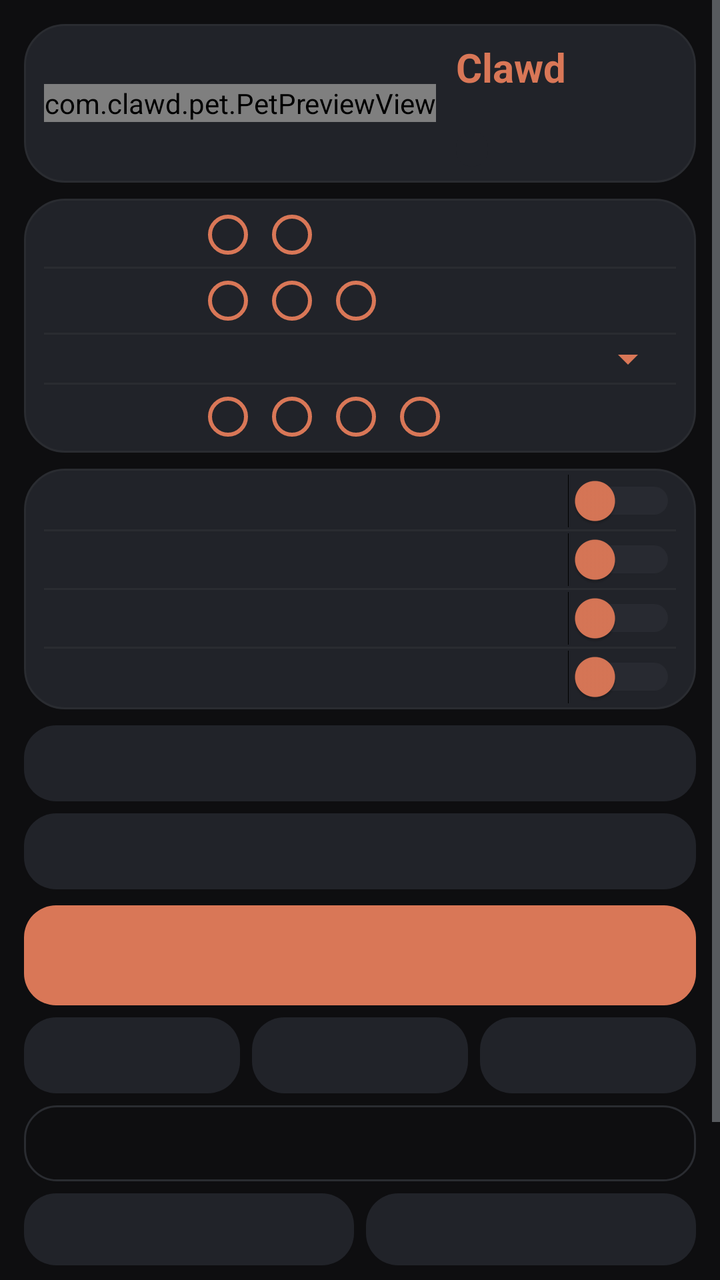
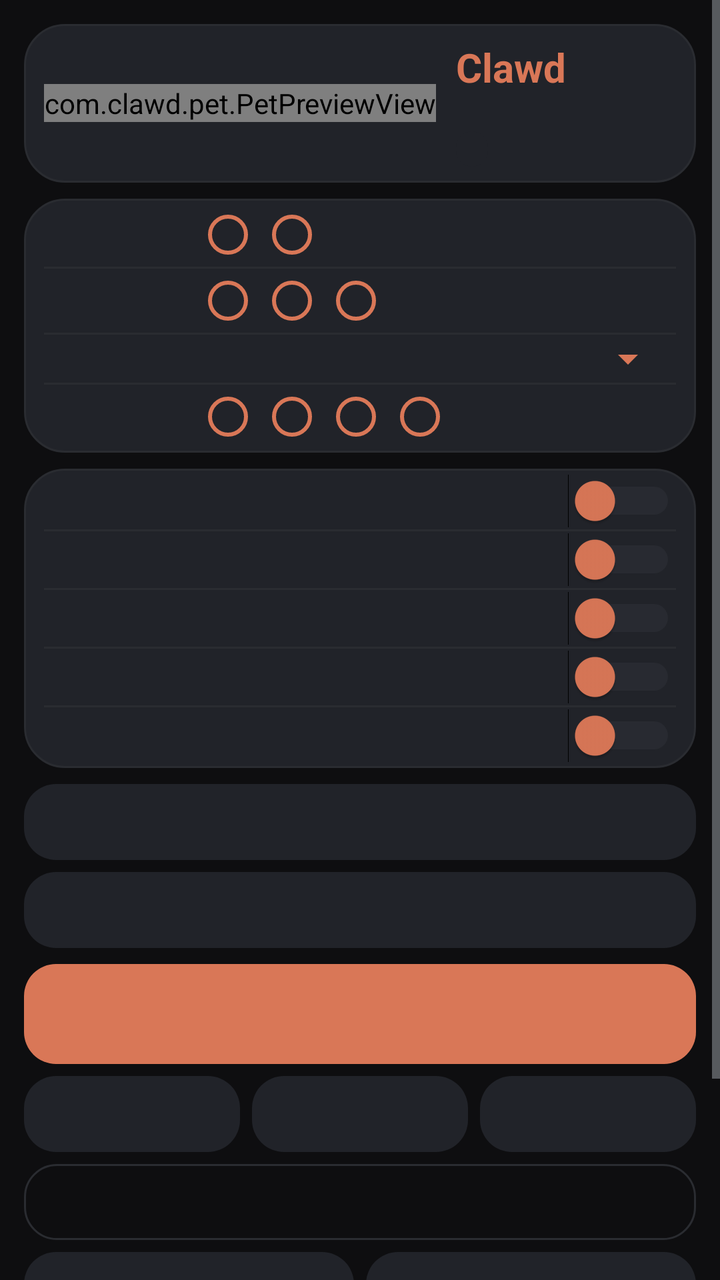

Two renders of the same Android screen: before a commit and after it. Below are the layout's source before the change and the commit's diff.
<!-- AndroidManifest.xml: application theme AppTheme -->
<!-- res/layout/activity_main.xml -->
<?xml version="1.0" encoding="utf-8"?>
<ScrollView xmlns:android="http://schemas.android.com/apk/res/android"
    android:layout_width="match_parent"
    android:layout_height="match_parent"
    android:background="@color/bg"
    android:fillViewport="true"
    android:fitsSystemWindows="true">

    <LinearLayout
        android:layout_width="match_parent"
        android:layout_height="wrap_content"
        android:orientation="vertical"
        android:paddingStart="12dp"
        android:paddingTop="12dp"
        android:paddingEnd="12dp"
        android:paddingBottom="16dp">

        
        <LinearLayout
            android:layout_width="match_parent"
            android:layout_height="wrap_content"
            android:layout_marginBottom="8dp"
            android:background="@drawable/card_bg"
            android:gravity="center_vertical"
            android:orientation="horizontal"
            android:paddingStart="10dp"
            android:paddingTop="8dp"
            android:paddingEnd="10dp"
            android:paddingBottom="8dp">

            <com.clawd.pet.PetPreviewView
                android:id="@+id/preview"
                android:layout_width="wrap_content"
                android:layout_height="wrap_content" />

            <LinearLayout
                android:layout_width="0dp"
                android:layout_height="wrap_content"
                android:layout_marginStart="10dp"
                android:layout_weight="1"
                android:orientation="vertical">

                <TextView
                    android:layout_width="wrap_content"
                    android:layout_height="wrap_content"
                    android:text="Clawd"
                    android:textColor="@color/accent"
                    android:textSize="20sp"
                    android:textStyle="bold" />

                <TextView
                    android:id="@+id/tvSubtitle"
                    android:layout_width="wrap_content"
                    android:layout_height="wrap_content"
                    android:layout_marginTop="1dp"
                    android:textColor="@color/muted"
                    android:textSize="10sp" />

                <TextView
                    android:id="@+id/tvStatus"
                    android:layout_width="wrap_content"
                    android:layout_height="wrap_content"
                    android:layout_marginTop="4dp"
                    android:background="@drawable/pill"
                    android:paddingStart="8dp"
                    android:paddingTop="2dp"
                    android:paddingEnd="8dp"
                    android:paddingBottom="2dp"
                    android:textColor="@color/muted"
                    android:textSize="10sp" />
            </LinearLayout>
        </LinearLayout>

        
        <LinearLayout
            android:layout_width="match_parent"
            android:layout_height="wrap_content"
            android:layout_marginBottom="8dp"
            android:background="@drawable/card_bg"
            android:orientation="vertical"
            android:paddingStart="10dp"
            android:paddingTop="2dp"
            android:paddingEnd="10dp"
            android:paddingBottom="2dp">

            <LinearLayout
                android:layout_width="match_parent"
                android:layout_height="wrap_content"
                android:gravity="center_vertical"
                android:orientation="horizontal">

                <TextView
                    android:id="@+id/tvLanguage"
                    android:layout_width="76dp"
                    android:layout_height="wrap_content"
                    android:letterSpacing="0.08"
                    android:textAllCaps="true"
                    android:textColor="@color/muted"
                    android:textSize="10sp" />

                <RadioGroup
                    android:id="@+id/rgLang"
                    android:layout_width="0dp"
                    android:layout_height="wrap_content"
                    android:layout_weight="1"
                    android:orientation="horizontal">

                    <RadioButton
                        android:id="@+id/rbRu"
                        android:layout_width="wrap_content"
                        android:layout_height="wrap_content"
                        android:buttonTint="@color/accent"
                        android:minWidth="0dp"
                        android:paddingTop="4dp"
                        android:paddingBottom="4dp"
                        android:textSize="11sp" />

                    <RadioButton
                        android:id="@+id/rbEn"
                        android:layout_width="wrap_content"
                        android:layout_height="wrap_content"
                        android:buttonTint="@color/accent"
                        android:minWidth="0dp"
                        android:paddingTop="4dp"
                        android:paddingBottom="4dp"
                        android:textSize="11sp" />
                </RadioGroup>
            </LinearLayout>

            <View
                android:layout_width="match_parent"
                android:layout_height="1dp"
                android:background="@color/line" />

            <LinearLayout
                android:layout_width="match_parent"
                android:layout_height="wrap_content"
                android:gravity="center_vertical"
                android:orientation="horizontal">

                <TextView
                    android:id="@+id/tvSize"
                    android:layout_width="76dp"
                    android:layout_height="wrap_content"
                    android:letterSpacing="0.08"
                    android:textAllCaps="true"
                    android:textColor="@color/muted"
                    android:textSize="10sp" />

                <RadioGroup
                    android:id="@+id/rgSize"
                    android:layout_width="0dp"
                    android:layout_height="wrap_content"
                    android:layout_weight="1"
                    android:orientation="horizontal">

                    <RadioButton
                        android:id="@+id/rbSize0"
                        android:layout_width="wrap_content"
                        android:layout_height="wrap_content"
                        android:buttonTint="@color/accent"
                        android:minWidth="0dp"
                        android:paddingTop="4dp"
                        android:paddingBottom="4dp"
                        android:textSize="11sp" />

                    <RadioButton
                        android:id="@+id/rbSize1"
                        android:layout_width="wrap_content"
                        android:layout_height="wrap_content"
                        android:buttonTint="@color/accent"
                        android:minWidth="0dp"
                        android:paddingTop="4dp"
                        android:paddingBottom="4dp"
                        android:textSize="11sp" />

                    <RadioButton
                        android:id="@+id/rbSize2"
                        android:layout_width="wrap_content"
                        android:layout_height="wrap_content"
                        android:buttonTint="@color/accent"
                        android:minWidth="0dp"
                        android:paddingTop="4dp"
                        android:paddingBottom="4dp"
                        android:textSize="11sp" />
                </RadioGroup>
            </LinearLayout>

            <View
                android:layout_width="match_parent"
                android:layout_height="1dp"
                android:background="@color/line" />

            <LinearLayout
                android:layout_width="match_parent"
                android:layout_height="wrap_content"
                android:gravity="center_vertical"
                android:orientation="horizontal">

                <TextView
                    android:id="@+id/tvColor"
                    android:layout_width="76dp"
                    android:layout_height="wrap_content"
                    android:letterSpacing="0.08"
                    android:textAllCaps="true"
                    android:textColor="@color/muted"
                    android:textSize="10sp" />

                <Spinner
                    android:id="@+id/spColor"
                    android:layout_width="0dp"
                    android:layout_height="wrap_content"
                    android:layout_weight="1"
                    android:backgroundTint="@color/accent" />
            </LinearLayout>

            <View
                android:layout_width="match_parent"
                android:layout_height="1dp"
                android:background="@color/line" />

            <LinearLayout
                android:layout_width="match_parent"
                android:layout_height="wrap_content"
                android:gravity="center_vertical"
                android:orientation="horizontal">

                <TextView
                    android:id="@+id/tvSleep"
                    android:layout_width="76dp"
                    android:layout_height="wrap_content"
                    android:letterSpacing="0.08"
                    android:textAllCaps="true"
                    android:textColor="@color/muted"
                    android:textSize="10sp" />

                <HorizontalScrollView
                    android:layout_width="0dp"
                    android:layout_height="wrap_content"
                    android:layout_weight="1"
                    android:scrollbars="none">

                    <RadioGroup
                        android:id="@+id/rgSleep"
                        android:layout_width="wrap_content"
                        android:layout_height="wrap_content"
                        android:orientation="horizontal">

                        <RadioButton
                            android:id="@+id/rbSleep1"
                            android:layout_width="wrap_content"
                            android:layout_height="wrap_content"
                            android:buttonTint="@color/accent"
                            android:minWidth="0dp"
                            android:paddingTop="4dp"
                            android:paddingBottom="4dp"
                            android:textSize="11sp" />

                        <RadioButton
                            android:id="@+id/rbSleep3"
                            android:layout_width="wrap_content"
                            android:layout_height="wrap_content"
                            android:buttonTint="@color/accent"
                            android:minWidth="0dp"
                            android:paddingTop="4dp"
                            android:paddingBottom="4dp"
                            android:textSize="11sp" />

                        <RadioButton
                            android:id="@+id/rbSleep10"
                            android:layout_width="wrap_content"
                            android:layout_height="wrap_content"
                            android:buttonTint="@color/accent"
                            android:minWidth="0dp"
                            android:paddingTop="4dp"
                            android:paddingBottom="4dp"
                            android:textSize="11sp" />

                        <RadioButton
                            android:id="@+id/rbSleepNever"
                            android:layout_width="wrap_content"
                            android:layout_height="wrap_content"
                            android:buttonTint="@color/accent"
                            android:minWidth="0dp"
                            android:paddingTop="4dp"
                            android:paddingBottom="4dp"
                            android:textSize="11sp" />
                    </RadioGroup>
                </HorizontalScrollView>
            </LinearLayout>
        </LinearLayout>

        
        <LinearLayout
            android:layout_width="match_parent"
            android:layout_height="wrap_content"
            android:layout_marginBottom="8dp"
            android:background="@drawable/card_bg"
            android:orientation="vertical"
            android:paddingStart="10dp"
            android:paddingTop="2dp"
            android:paddingEnd="10dp"
            android:paddingBottom="2dp">

            <Switch
                android:id="@+id/swWander"
                android:layout_width="match_parent"
                android:layout_height="wrap_content"
                android:paddingTop="6dp"
                android:paddingBottom="6dp"
                android:textSize="12sp"
                android:thumbTint="@color/accent"
                android:trackTint="@color/track" />

            <View
                android:layout_width="match_parent"
                android:layout_height="1dp"
                android:background="@color/line" />

            <Switch
                android:id="@+id/swPhrases"
                android:layout_width="match_parent"
                android:layout_height="wrap_content"
                android:paddingTop="6dp"
                android:paddingBottom="6dp"
                android:textSize="12sp"
                android:thumbTint="@color/accent"
                android:trackTint="@color/track" />

            <View
                android:layout_width="match_parent"
                android:layout_height="1dp"
                android:background="@color/line" />

            <Switch
                android:id="@+id/swGravity"
                android:layout_width="match_parent"
                android:layout_height="wrap_content"
                android:paddingTop="6dp"
                android:paddingBottom="6dp"
                android:textSize="12sp"
                android:thumbTint="@color/accent"
                android:trackTint="@color/track" />

            <View
                android:layout_width="match_parent"
                android:layout_height="1dp"
                android:background="@color/line" />

            <Switch
                android:id="@+id/swDance"
                android:layout_width="match_parent"
                android:layout_height="wrap_content"
                android:paddingTop="6dp"
                android:paddingBottom="6dp"
                android:textSize="12sp"
                android:thumbTint="@color/accent"
                android:trackTint="@color/track" />
        </LinearLayout>

        
        <Button
            android:id="@+id/btnOverlay"
            android:layout_width="match_parent"
            android:layout_height="38dp"
            android:layout_marginBottom="6dp"
            android:background="@drawable/ripple_soft"
            android:elevation="0dp"
            android:stateListAnimator="@null"
            android:textAllCaps="false"
            android:textColor="@color/text"
            android:textSize="11sp" />

        <Button
            android:id="@+id/btnBattery"
            android:layout_width="match_parent"
            android:layout_height="38dp"
            android:layout_marginBottom="8dp"
            android:background="@drawable/ripple_soft"
            android:elevation="0dp"
            android:stateListAnimator="@null"
            android:textAllCaps="false"
            android:textColor="@color/text"
            android:textSize="11sp" />

        
        <Button
            android:id="@+id/btnStart"
            android:layout_width="match_parent"
            android:layout_height="50dp"
            android:background="@drawable/ripple_accent"
            android:elevation="0dp"
            android:stateListAnimator="@null"
            android:textAllCaps="false"
            android:textColor="@color/on_accent"
            android:textSize="14sp"
            android:textStyle="bold" />

        
        <LinearLayout
            android:layout_width="match_parent"
            android:layout_height="wrap_content"
            android:layout_marginTop="6dp"
            android:orientation="horizontal">

            <Button
                android:id="@+id/btnHide"
                android:layout_width="0dp"
                android:layout_height="38dp"
                android:layout_weight="1"
                android:background="@drawable/ripple_soft"
                android:elevation="0dp"
                android:stateListAnimator="@null"
                android:textAllCaps="false"
                android:textColor="@color/text"
                android:textSize="11sp" />

            <Button
                android:id="@+id/btnResetPos"
                android:layout_width="0dp"
                android:layout_height="38dp"
                android:layout_marginStart="6dp"
                android:layout_weight="1"
                android:background="@drawable/ripple_soft"
                android:elevation="0dp"
                android:stateListAnimator="@null"
                android:textAllCaps="false"
                android:textColor="@color/text"
                android:textSize="11sp" />

            <Button
                android:id="@+id/btnTamagotchi"
                android:layout_width="0dp"
                android:layout_height="38dp"
                android:layout_marginStart="6dp"
                android:layout_weight="1"
                android:background="@drawable/ripple_soft"
                android:elevation="0dp"
                android:stateListAnimator="@null"
                android:textAllCaps="false"
                android:textColor="@color/text"
                android:textSize="11sp" />
        </LinearLayout>

        <Button
            android:id="@+id/btnStop"
            android:layout_width="match_parent"
            android:layout_height="38dp"
            android:layout_marginTop="6dp"
            android:background="@drawable/ripple_outline"
            android:elevation="0dp"
            android:stateListAnimator="@null"
            android:textAllCaps="false"
            android:textColor="@color/text"
            android:textSize="11sp" />

        <LinearLayout
            android:layout_width="match_parent"
            android:layout_height="wrap_content"
            android:layout_marginTop="6dp"
            android:orientation="horizontal">

            <Button
                android:id="@+id/btnWallpaper"
                android:layout_width="0dp"
                android:layout_height="36dp"
                android:layout_weight="1"
                android:background="@drawable/ripple_soft"
                android:elevation="0dp"
                android:stateListAnimator="@null"
                android:textAllCaps="false"
                android:textColor="@color/muted"
                android:textSize="11sp" />

            <Button
                android:id="@+id/btnShare"
                android:layout_width="0dp"
                android:layout_height="36dp"
                android:layout_marginStart="6dp"
                android:layout_weight="1"
                android:background="@drawable/ripple_soft"
                android:elevation="0dp"
                android:stateListAnimator="@null"
                android:textAllCaps="false"
                android:textColor="@color/muted"
                android:textSize="11sp" />
        </LinearLayout>

        <TextView
            android:id="@+id/tvHint"
            android:layout_width="match_parent"
            android:layout_height="wrap_content"
            android:layout_marginTop="12dp"
            android:lineSpacingExtra="2dp"
            android:textColor="@color/muted"
            android:textSize="10sp" />

        <TextView
            android:id="@+id/tvTips"
            android:layout_width="match_parent"
            android:layout_height="wrap_content"
            android:layout_marginTop="6dp"
            android:background="@drawable/card_bg"
            android:lineSpacingExtra="2dp"
            android:padding="8dp"
            android:textColor="@color/muted"
            android:textSize="10sp" />

        <TextView
            android:id="@+id/tvNoNet"
            android:layout_width="match_parent"
            android:layout_height="wrap_content"
            android:layout_marginTop="8dp"
            android:gravity="center"
            android:textColor="@color/muted"
            android:textSize="9sp" />
    </LinearLayout>
</ScrollView>
<!-- resources referenced by this layout -->
<resources>
  <color name="accent">#FFD97757</color>
  <color name="bg">#FF0E0E10</color>
  <color name="line">#FF2A2C31</color>
  <color name="muted">#FF9AA0A6</color>
  <color name="on_accent">#FF1A120E</color>
  <color name="text">#FFEDEDED</color>
  <color name="track">#FF3A3C42</color>
  <!-- drawable card_bg (drawable) -->
  <?xml version="1.0" encoding="utf-8"?>
  <shape xmlns:android="http://schemas.android.com/apk/res/android"
      android:shape="rectangle">
      <solid android:color="@color/btn_soft" />
      <corners android:radius="20dp" />
      <stroke
          android:width="1dp"
          android:color="@color/line" />
  </shape>
  <!-- drawable pill (drawable) -->
  <?xml version="1.0" encoding="utf-8"?>
  <shape xmlns:android="http://schemas.android.com/apk/res/android"
      android:shape="rectangle">
      <solid android:color="@color/btn_soft" />
      <corners android:radius="100dp" />
  </shape>
  <!-- drawable ripple_accent (drawable) -->
  <?xml version="1.0" encoding="utf-8"?>
  <ripple xmlns:android="http://schemas.android.com/apk/res/android"
      android:color="#33FFFFFF">
      <item>
          <shape android:shape="rectangle">
              <solid android:color="@color/accent" />
              <corners android:radius="16dp" />
          </shape>
      </item>
  </ripple>
  <!-- drawable ripple_outline (drawable) -->
  <?xml version="1.0" encoding="utf-8"?>
  <ripple xmlns:android="http://schemas.android.com/apk/res/android"
      android:color="#33FFFFFF">
      <item>
          <shape android:shape="rectangle">
              <solid android:color="#0017171C" />
              <stroke
                  android:width="1dp"
                  android:color="@color/line" />
              <corners android:radius="16dp" />
          </shape>
      </item>
  </ripple>
  <!-- drawable ripple_soft (drawable) -->
  <?xml version="1.0" encoding="utf-8"?>
  <ripple xmlns:android="http://schemas.android.com/apk/res/android"
      android:color="#33FFFFFF">
      <item>
          <shape android:shape="rectangle">
              <solid android:color="@color/btn_soft" />
              <corners android:radius="16dp" />
          </shape>
      </item>
  </ripple>
  <style name="AppTheme" parent="@android:style/Theme.Material.NoActionBar">
          <item name="android:windowBackground">@color/bg</item>
          <item name="android:colorBackground">@color/bg</item>
          <item name="android:colorAccent">@color/accent</item>
          <item name="android:colorPrimary">@color/accent</item>
          <item name="android:colorPrimaryDark">@color/bg</item>
          <item name="android:colorControlActivated">@color/accent</item>
          <item name="android:statusBarColor">@color/bg</item>
          <item name="android:navigationBarColor">@color/bg</item>
          <item name="android:windowLightStatusBar">false</item>
          <item name="android:textColorPrimary">@color/text</item>
          <item name="android:textColorSecondary">@color/muted</item>
      </style>
  <color name="btn_soft">#FF212329</color>
</resources>

<!-- the commit's change to res/layout/activity_main.xml (unified diff, before → after) -->
@@ -356,6 +356,21 @@
                 android:textSize="12sp"
                 android:thumbTint="@color/accent"
                 android:trackTint="@color/track" />
+
+            <View
+                android:layout_width="match_parent"
+                android:layout_height="1dp"
+                android:background="@color/line" />
+
+            <Switch
+                android:id="@+id/swSounds"
+                android:layout_width="match_parent"
+                android:layout_height="wrap_content"
+                android:paddingTop="6dp"
+                android:paddingBottom="6dp"
+                android:textSize="12sp"
+                android:thumbTint="@color/accent"
+                android:trackTint="@color/track" />
         </LinearLayout>
 
         
